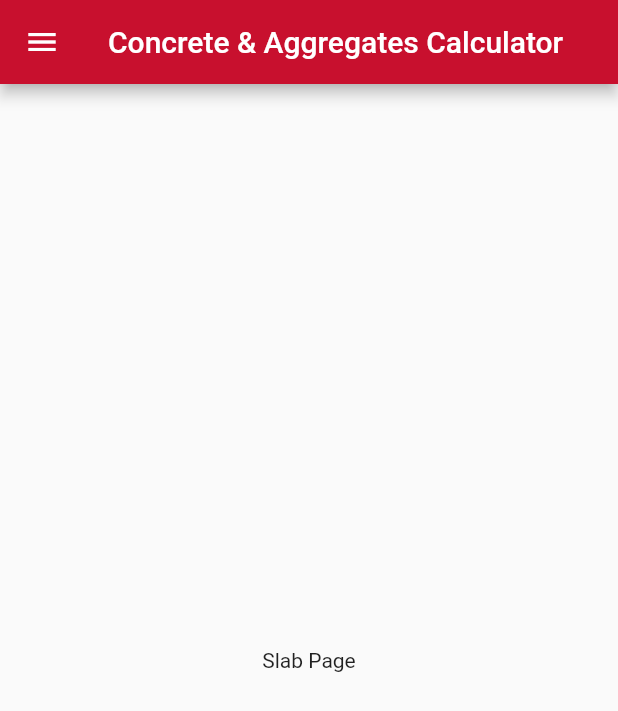
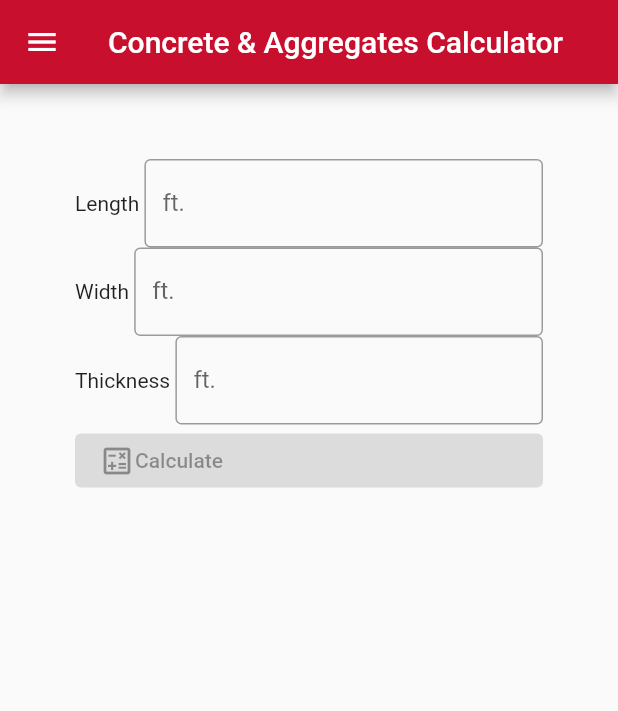
Before and after one commit to zsloan112/chaney_concrete_calculator, a Flutter app: the SlabPage screen opened by its route, on a phone screen of 412 x 824 dp. Shown: the top 711 px of the screen. Run offline on Flutter 3.47's test engine with Material 2 defaults, Android fonts, the phone set to English and light mode, and no system bars.

Commit message:
Adding some widgets to the slab page

```diff
--- /dev/null
+++ b/lib/slabPage.dart
@@ -0,0 +1,74 @@
+import 'package:chaney_concrete_calculator/navDrawer.dart';
+import 'package:flutter/material.dart';
+
+class SlabPage extends StatelessWidget {
+  const SlabPage({super.key});
+
+  @override
+  Widget build(BuildContext context) {
+    return Scaffold(
+      drawer: NavDrawer(),
+      appBar: AppBar(
+        title: const Text('Concrete & Aggregates Calculator'),
+        backgroundColor: Color.fromRGBO(200, 16, 46, 100),
+      ),
+      body: ListView(
+        padding: const EdgeInsets.all(50),
+        children: <Widget>[
+          Row(
+            mainAxisSize: MainAxisSize.min,
+            mainAxisAlignment: MainAxisAlignment.center,
+            children: const <Widget>[
+              Text("Length "),
+              Flexible(
+                child: TextField(
+                  decoration: InputDecoration(
+                    border: OutlineInputBorder(),
+                    labelText: 'ft.',
+                  ),
+                ),
+              ),
+            ],
+          ),
+          Row(
+            mainAxisSize: MainAxisSize.min,
+            mainAxisAlignment: MainAxisAlignment.center,
+            children: const <Widget>[
+              Text("Width "),
+              Flexible(
+                child: TextField(
+                  decoration: InputDecoration(
+                    border: OutlineInputBorder(),
+                    labelText: 'ft.',
+                  ),
+                ),
+              ),
+            ],
+          ),
+          Row(
+            mainAxisSize: MainAxisSize.min,
+            mainAxisAlignment: MainAxisAlignment.center,
+            children: const <Widget>[
+              Text("Thickness "),
+              Flexible(
+                child: TextField(
+                  decoration: InputDecoration(
+                    border: OutlineInputBorder(),
+                    labelText: 'ft.',
+                  ),
+                ),
+              ),
+            ],
+          ),
+          ElevatedButton(
+            onPressed: null,
+            child: Row(children: <Widget>[
+              const Icon(Icons.calculate_outlined),
+              const Text("Calculate")
+            ]),
+          ),
+        ],
+      ),
+    );
+  }
+}
```
Also changed, not shown: lib/RouteGenerator.dart (added, +25 -0 lines), lib/flooringPage.dart (added, +20 -0 lines), lib/homePage.dart (added, +20 -0 lines), lib/main.dart (+2 -109 lines), lib/navDrawer.dart (added, +72 -0 lines).
